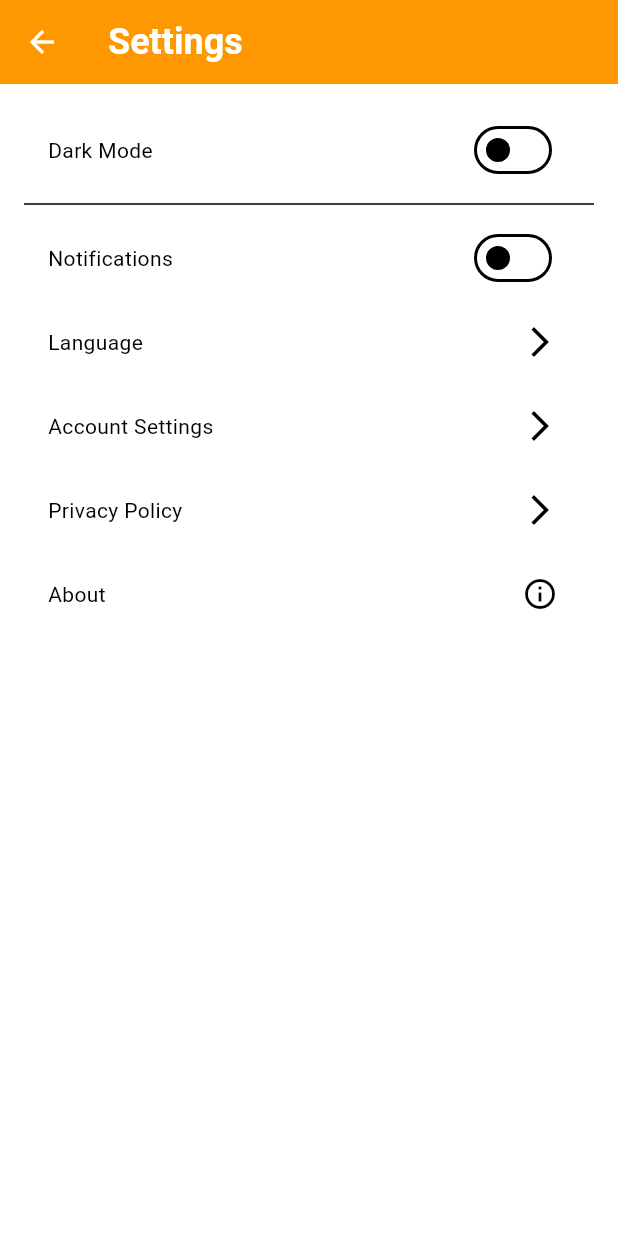
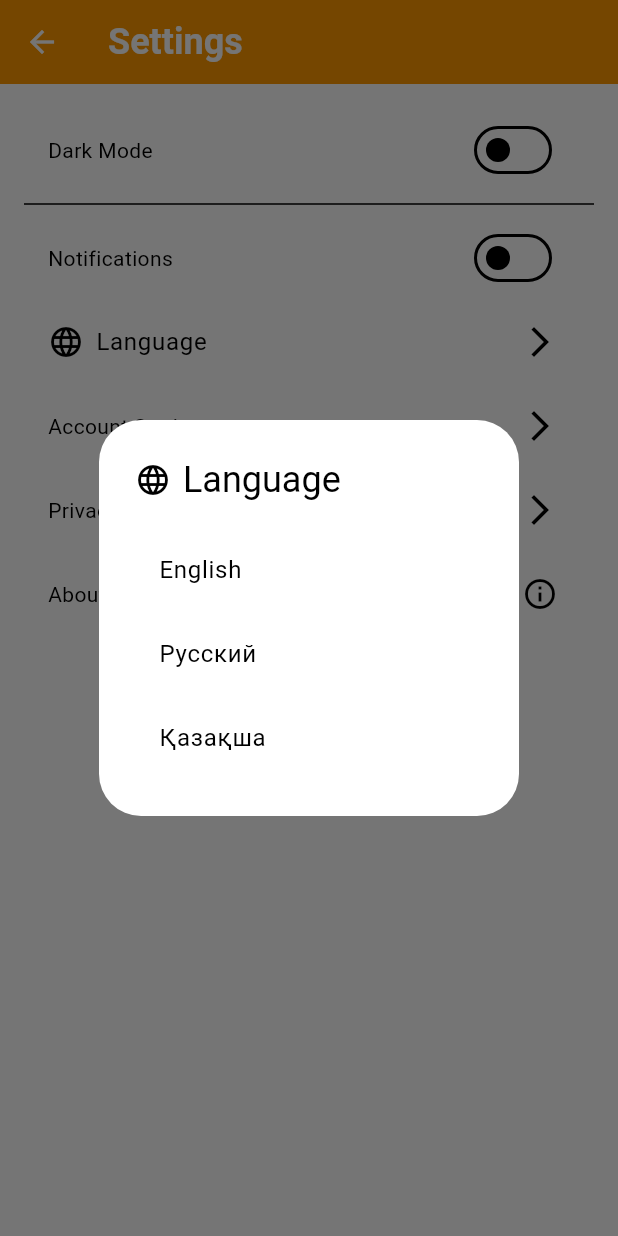
Before and after one commit to akgane/cross_4, a Flutter app: the SettingsPage screen opened by its route, after a tap on "Language", on a phone screen of 412 x 824 dp. Run offline on Flutter 3.47's test engine with Material 3 defaults, Android fonts, the phone set to English and light mode, and no system bars; our stand-ins replace cloud_firestore, firebase_core, google_maps_flutter, image_picker, shared_preferences; accounts and stored records are empty; generated files the repository leaves out were written again.

Commit message:
Code changes

```diff
--- a/lib/pages/settings_page.dart
+++ b/lib/pages/settings_page.dart
@@ -1,6 +1,9 @@
 import 'package:flutter/material.dart';
 import 'package:provider/provider.dart';
-import '../utils/theme_provider.dart';
+import 'package:rental/providers/locale_provider.dart';
+import '../providers/theme_provider.dart';
+
+import 'package:flutter_gen/gen_l10n/app_localizations.dart';
 
 class SettingsPage extends StatelessWidget {
   @override
@@ -8,9 +11,11 @@ class SettingsPage extends StatelessWidget {
     final themeProvider = Provider.of<ThemeProvider>(context);
     final theme = Theme.of(context);
 
+    final loc = AppLocalizations.of(context);
+
     return Scaffold(
       appBar: AppBar(
-        title: Text("Settings"),
+        title: Text(loc!.s_settings),
       ),
       body: Padding(
         padding: const EdgeInsets.all(16.0),
@@ -18,7 +23,7 @@ class SettingsPage extends StatelessWidget {
           children: [
             ListTile(
               title: Text(
-                "Dark Mode",
+                loc.s_dark_mode,
                 style: theme.textTheme.bodyMedium,
               ),
               trailing: Switch(
@@ -31,7 +36,7 @@ class SettingsPage extends StatelessWidget {
             Divider(),
             ListTile(
               title: Text(
-                "Notifications",
+                loc.s_notifications,
                 style: theme.textTheme.bodyMedium,
               ),
               trailing: Switch(
@@ -42,8 +47,58 @@ class SettingsPage extends StatelessWidget {
               ),
             ),
             ListTile(
+              title: Row(
+                children: [
+                  Icon(Icons.language, color: Theme.of(context).iconTheme.color),
+                  SizedBox(width: 8),
+                  Text(loc.s_language),
+                ],
+              ),
+              trailing: Icon(Icons.arrow_forward_ios, color: theme.iconTheme.color),
+              onTap: () {
+                showDialog(
+                  context: context,
+                  builder: (context) => AlertDialog(
+                    title: Row(
+                      children: [
+                        Icon(Icons.language, color: Theme.of(context).iconTheme.color),
+                        SizedBox(width: 8),
+                        Text(loc.s_language),
+                      ],
+                    ),
+                    content: Column(
+                      mainAxisSize: MainAxisSize.min,
+                      children: [
+                        ListTile(
+                          title: Text('English'),
+                          onTap: (){
+                            Provider.of<LocaleProvider>(context, listen: false).setLocale(const Locale('en'));
+                            Navigator.of(context).pop();
+                          }
+                        ),
+                        ListTile(
+                            title: Text('Русский'),
+                            onTap: (){
+                              Provider.of<LocaleProvider>(context, listen: false).setLocale(const Locale('ru'));
+                              Navigator.of(context).pop();
+                            }
+                        ),
+                        ListTile(
+                            title: Text('Қазақша'),
+                            onTap: (){
+                              Provider.of<LocaleProvider>(context, listen: false).setLocale(const Locale('kk'));
+                              Navigator.of(context).pop();
+                            }
+                        )
+                      ]
+                    )
+                  )
+                );
+              },
+            ),
+            ListTile(
               title: Text(
-                "Language",
+                loc.s_account_settings,
                 style: theme.textTheme.bodyMedium,
               ),
               trailing: Icon(Icons.arrow_forward_ios, color: theme.iconTheme.color),
@@ -53,7 +108,7 @@ class SettingsPage extends StatelessWidget {
             ),
             ListTile(
               title: Text(
-                "Account Settings",
+                loc.s_privacy,
                 style: theme.textTheme.bodyMedium,
               ),
               trailing: Icon(Icons.arrow_forward_ios, color: theme.iconTheme.color),
@@ -63,17 +118,7 @@ class SettingsPage extends StatelessWidget {
             ),
             ListTile(
               title: Text(
-                "Privacy Policy",
-                style: theme.textTheme.bodyMedium,
-              ),
-              trailing: Icon(Icons.arrow_forward_ios, color: theme.iconTheme.color),
-              onTap: () {
-                // TODO: реализовать переход
-              },
-            ),
-            ListTile(
-              title: Text(
-                "About",
+                loc.s_about,
                 style: theme.textTheme.bodyMedium,
               ),
               trailing: Icon(Icons.info_outline, color: theme.iconTheme.color),
--- /dev/null
+++ b/lib/providers/locale_provider.dart
@@ -0,0 +1,18 @@
+import 'package:flutter/cupertino.dart';
+
+class LocaleProvider extends ChangeNotifier{
+  Locale _locale = const Locale('en');
+
+  Locale get locale => _locale;
+
+  void setLocale(Locale locale){
+    if(!['en', 'ru', 'kk'].contains(locale.languageCode)) return;
+    _locale = locale;
+    notifyListeners();
+  }
+
+  void clearLocale(){
+    _locale = const Locale('en');
+    notifyListeners();
+  }
+}
--- a/lib/widgets/main/categories_section.dart
+++ b/lib/widgets/main/categories_section.dart
@@ -1,8 +1,10 @@
 import 'package:flutter/material.dart';
 import 'package:rental/pages/all_estates_page.dart';
-import 'package:rental/utils/CategoriesUtils.dart';
+import 'package:rental/utils/categories_utils.dart';
 import 'package:rental/misc/route_generator.dart';
 import 'package:rental/widgets/main/category_card.dart';
+
+import 'package:flutter_gen/gen_l10n/app_localizations.dart';
 
 import '../../misc/app_routes.dart';
 import '../../models/Category.dart';
@@ -27,7 +29,7 @@ class CategoriesSection extends StatelessWidget{
         Padding(
           padding: const EdgeInsets.symmetric(vertical: 8),
           child: Text(
-            'Categories',
+            AppLocalizations.of(context)!.m_categories,
             style: theme.textTheme.titleMedium
           )
         ),
--- a/lib/widgets/main/section_header.dart
+++ b/lib/widgets/main/section_header.dart
@@ -1,4 +1,6 @@
 import 'package:flutter/material.dart';
+
+import 'package:flutter_gen/gen_l10n/app_localizations.dart';
 
 class SectionHeader extends StatelessWidget {
   final String title;
@@ -21,7 +23,7 @@ class SectionHeader extends StatelessWidget {
         GestureDetector(
           onTap: onSeeAllPressed,
           child: Text(
-            "See all",
+            AppLocalizations.of(context)!.m_see_all,
             style: TextStyle(color: theme.colorScheme.primary, fontWeight: FontWeight.w500),
           ),
         )
--- a/lib/widgets/main/top_bar.dart
+++ b/lib/widgets/main/top_bar.dart
@@ -1,4 +1,5 @@
 import 'package:flutter/material.dart';
+import 'package:flutter_gen/gen_l10n/app_localizations.dart';
 
 class TopBar extends StatelessWidget{
   final String username;
@@ -24,7 +25,7 @@ class TopBar extends StatelessWidget{
             crossAxisAlignment: CrossAxisAlignment.start,
             children: [
               Text(
-                  "Welcome back!",
+                  AppLocalizations.of(context)!.m_welcome_back,
                   style: TextStyle(fontSize: 12, color: Theme.of(context).textTheme.bodyMedium?.color)),
               Text(
                   username,
--- a/pubspec.yaml
+++ b/pubspec.yaml
@@ -60,7 +60,8 @@ dev_dependencies:
 
 # The following section is specific to Flutter packages.
 flutter:
-
+  generate:
+    true
   # The following line ensures that the Material Icons font is
   # included with your application, so that you can use the icons in
   # the material Icons class.
```
Also changed, not shown: lib/l10n/app_en.arb (+14 -5 lines), lib/l10n/app_kk.arb (added, +16 -0 lines), lib/l10n/app_kz.arb (deleted, +0 -7 lines), lib/l10n/app_ru.arb (+14 -5 lines), lib/main.dart (+19 -8 lines), lib/providers/theme_provider.dart (renamed from lib/utils/theme_provider.dart), lib/utils/categories_utils.dart (renamed from lib/utils/CategoriesUtils.dart), lib/utils/chats_utils.dart (renamed from lib/utils/ChatsUtils.dart).
